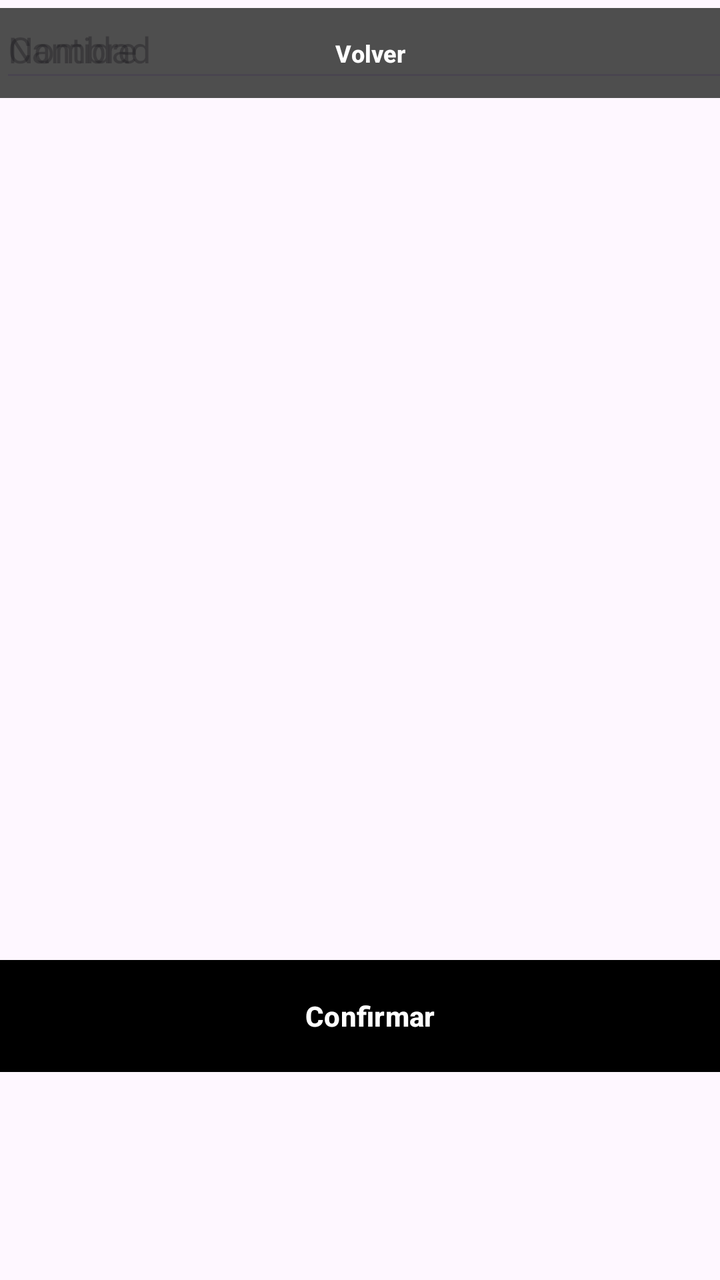
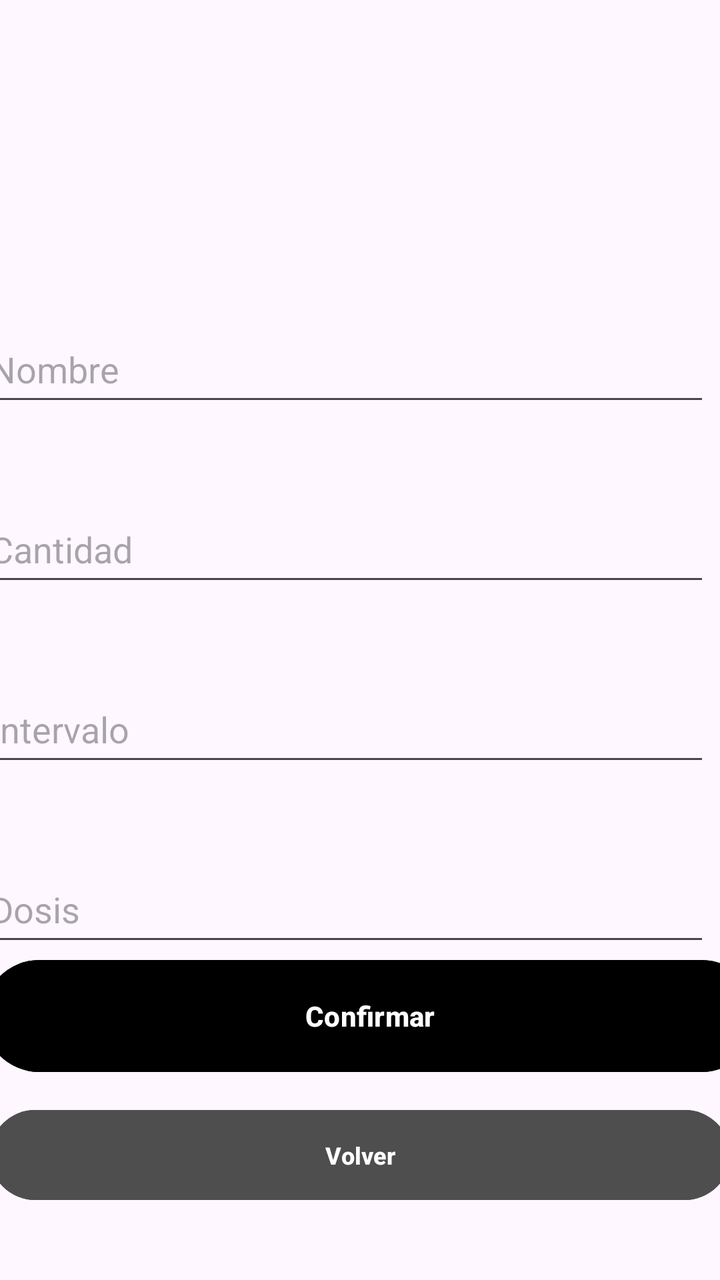

The first picture is an Android layout as it rendered before a commit; the second is the same layout after the commit. The layout source and the unified diff follow.
<!-- AndroidManifest.xml: application theme Theme.MobilesVC -->
<!-- res/layout/medicamento_edit_view.xml -->
<?xml version="1.0" encoding="utf-8"?>
<androidx.constraintlayout.widget.ConstraintLayout xmlns:android="http://schemas.android.com/apk/res/android"
    xmlns:app="http://schemas.android.com/apk/res-auto"
    xmlns:tools="http://schemas.android.com/tools"
    android:layout_width="match_parent"
    android:layout_height="match_parent">

    <Button
        android:id="@+id/vEditMedicamento"
        android:layout_width="387dp"
        android:layout_height="64dp"
        android:layout_marginTop="48dp"
        android:layout_marginBottom="100dp"
        android:backgroundTint="#000000"
        android:paddingVertical="14dp"
        android:text="Confirmar"
        android:textStyle="bold"
        app:cornerRadius="@dimen/item_transform_image_length"
        app:layout_constraintBottom_toBottomOf="parent"
        app:layout_constraintEnd_toEndOf="parent"
        app:layout_constraintHorizontal_bias="0.333"
        app:layout_constraintStart_toStartOf="parent"
        app:layout_constraintTop_toBottomOf="@+id/etClave" />

    <com.google.android.material.textfield.TextInputEditText
        android:id="@+id/vIntervaloMedicamentoEdit"
        android:layout_width="364dp"
        android:layout_height="46dp"
        android:clickable="true"
        android:hint="Intervalo"
        tools:layout_editor_absoluteX="16dp"
        tools:layout_editor_absoluteY="342dp" />

    <com.google.android.material.textfield.TextInputEditText
        android:id="@+id/vDosisEdit"
        android:layout_width="364dp"
        android:layout_height="46dp"
        android:clickable="true"
        android:hint="Dosis"
        tools:layout_editor_absoluteX="16dp"
        tools:layout_editor_absoluteY="417dp" />

    <TextView
        android:id="@+id/textView12"
        android:layout_width="wrap_content"
        android:layout_height="wrap_content"
        android:fontFamily="sans-serif"
        android:text="Editar Medicamento"
        android:textColor="#000000"
        android:textStyle="bold|italic"
        tools:layout_editor_absoluteX="92dp"
        tools:layout_editor_absoluteY="68dp"
        tools:textSize="26sp" />

    <Button
        android:id="@+id/vVolverMedicamentoEdit"
        android:layout_width="370dp"
        android:layout_height="53dp"
        android:layout_marginHorizontal="24dp"
        android:backgroundTint="#4E4E4E"
        android:paddingVertical="10dp"
        android:text="Volver"
        android:textSize="12sp"
        android:textStyle="bold"
        android:visibility="visible"
        app:cornerRadius="@dimen/item_transform_image_length"
        tools:layout_editor_absoluteX="20dp"
        tools:layout_editor_absoluteY="642dp" />

    <com.google.android.material.textfield.TextInputEditText
        android:id="@+id/vCantidadMedicamentoEdit"
        android:layout_width="364dp"
        android:layout_height="46dp"
        android:clickable="true"
        android:hint="Cantidad"
        tools:layout_editor_absoluteX="16dp"
        tools:layout_editor_absoluteY="262dp" />

    <com.google.android.material.textfield.TextInputEditText
        android:id="@+id/vNombreMedicamentoEdit"
        android:layout_width="364dp"
        android:layout_height="46dp"
        android:clickable="true"
        android:hint="Nombre"
        tools:layout_editor_absoluteX="16dp"
        tools:layout_editor_absoluteY="177dp" />
</androidx.constraintlayout.widget.ConstraintLayout>
<!-- resources referenced by this layout -->
<resources>
  <style name="Theme.MobilesVC" parent="Base.Theme.MobilesVC" />
  <style name="Base.Theme.MobilesVC" parent="Theme.Material3.DayNight.NoActionBar">
          
          
      </style>
</resources>

<!-- the commit's change to res/layout/medicamento_edit_view.xml (unified diff, before → after) -->
@@ -15,41 +15,57 @@
         android:paddingVertical="14dp"
         android:text="Confirmar"
         android:textStyle="bold"
-        app:cornerRadius="@dimen/item_transform_image_length"
         app:layout_constraintBottom_toBottomOf="parent"
         app:layout_constraintEnd_toEndOf="parent"
         app:layout_constraintHorizontal_bias="0.333"
-        app:layout_constraintStart_toStartOf="parent"
-        app:layout_constraintTop_toBottomOf="@+id/etClave" />
+        app:layout_constraintStart_toStartOf="parent" />
 
     <com.google.android.material.textfield.TextInputEditText
         android:id="@+id/vIntervaloMedicamentoEdit"
         android:layout_width="364dp"
-        android:layout_height="46dp"
+        android:layout_height="50dp"
+        android:layout_marginStart="16dp"
+        android:layout_marginTop="20dp"
+        android:layout_marginEnd="31dp"
+        android:layout_marginBottom="20dp"
         android:clickable="true"
         android:hint="Intervalo"
-        tools:layout_editor_absoluteX="16dp"
-        tools:layout_editor_absoluteY="342dp" />
+        app:layout_constraintBottom_toTopOf="@+id/vDosisEdit"
+        app:layout_constraintEnd_toEndOf="parent"
+        app:layout_constraintStart_toStartOf="parent"
+        app:layout_constraintTop_toBottomOf="@+id/vCantidadMedicamentoEdit" />
 
     <com.google.android.material.textfield.TextInputEditText
         android:id="@+id/vDosisEdit"
         android:layout_width="364dp"
-        android:layout_height="46dp"
+        android:layout_height="50dp"
+        android:layout_marginStart="16dp"
+        android:layout_marginTop="20dp"
+        android:layout_marginEnd="31dp"
+        android:layout_marginBottom="91dp"
         android:clickable="true"
         android:hint="Dosis"
-        tools:layout_editor_absoluteX="16dp"
-        tools:layout_editor_absoluteY="417dp" />
+        app:layout_constraintBottom_toTopOf="@+id/vEditMedicamento"
+        app:layout_constraintEnd_toEndOf="parent"
+        app:layout_constraintStart_toStartOf="parent"
+        app:layout_constraintTop_toBottomOf="@+id/vIntervaloMedicamentoEdit" />
 
     <TextView
         android:id="@+id/textView12"
-        android:layout_width="wrap_content"
-        android:layout_height="wrap_content"
+        android:layout_width="226dp"
+        android:layout_height="35dp"
+        android:layout_marginStart="93dp"
+        android:layout_marginTop="68dp"
+        android:layout_marginEnd="93dp"
+        android:layout_marginBottom="74dp"
         android:fontFamily="sans-serif"
         android:text="Editar Medicamento"
         android:textColor="#000000"
         android:textStyle="bold|italic"
-        tools:layout_editor_absoluteX="92dp"
-        tools:layout_editor_absoluteY="68dp"
+        app:layout_constraintBottom_toTopOf="@+id/vNombreMedicamentoEdit"
+        app:layout_constraintEnd_toEndOf="parent"
+        app:layout_constraintStart_toStartOf="parent"
+        app:layout_constraintTop_toTopOf="parent"
         tools:textSize="26sp" />
 
     <Button
@@ -57,31 +73,48 @@
         android:layout_width="370dp"
         android:layout_height="53dp"
         android:layout_marginHorizontal="24dp"
+        android:layout_marginStart="20dp"
+        android:layout_marginTop="11dp"
+        android:layout_marginEnd="21dp"
+        android:layout_marginBottom="36dp"
         android:backgroundTint="#4E4E4E"
         android:paddingVertical="10dp"
         android:text="Volver"
         android:textSize="12sp"
         android:textStyle="bold"
         android:visibility="visible"
-        app:cornerRadius="@dimen/item_transform_image_length"
-        tools:layout_editor_absoluteX="20dp"
-        tools:layout_editor_absoluteY="642dp" />
+        app:layout_constraintBottom_toBottomOf="parent"
+        app:layout_constraintEnd_toEndOf="parent"
+        app:layout_constraintStart_toStartOf="parent"
+        app:layout_constraintTop_toBottomOf="@+id/vEditMedicamento" />
 
     <com.google.android.material.textfield.TextInputEditText
         android:id="@+id/vCantidadMedicamentoEdit"
         android:layout_width="364dp"
-        android:layout_height="46dp"
+        android:layout_height="50dp"
+        android:layout_marginStart="16dp"
+        android:layout_marginTop="20dp"
+        android:layout_marginEnd="31dp"
+        android:layout_marginBottom="20dp"
         android:clickable="true"
         android:hint="Cantidad"
-        tools:layout_editor_absoluteX="16dp"
-        tools:layout_editor_absoluteY="262dp" />
+        app:layout_constraintBottom_toTopOf="@+id/vIntervaloMedicamentoEdit"
+        app:layout_constraintEnd_toEndOf="parent"
+        app:layout_constraintStart_toStartOf="parent"
+        app:layout_constraintTop_toBottomOf="@+id/vNombreMedicamentoEdit" />
 
     <com.google.android.material.textfield.TextInputEditText
         android:id="@+id/vNombreMedicamentoEdit"
         android:layout_width="364dp"
-        android:layout_height="46dp"
+        android:layout_height="50dp"
+        android:layout_marginStart="16dp"
+        android:layout_marginTop="74dp"
+        android:layout_marginEnd="31dp"
+        android:layout_marginBottom="20dp"
         android:clickable="true"
         android:hint="Nombre"
-        tools:layout_editor_absoluteX="16dp"
-        tools:layout_editor_absoluteY="177dp" />
+        app:layout_constraintBottom_toTopOf="@+id/vCantidadMedicamentoEdit"
+        app:layout_constraintEnd_toEndOf="parent"
+        app:layout_constraintStart_toStartOf="parent"
+        app:layout_constraintTop_toBottomOf="@+id/textView12" />
 </androidx.constraintlayout.widget.ConstraintLayout>
